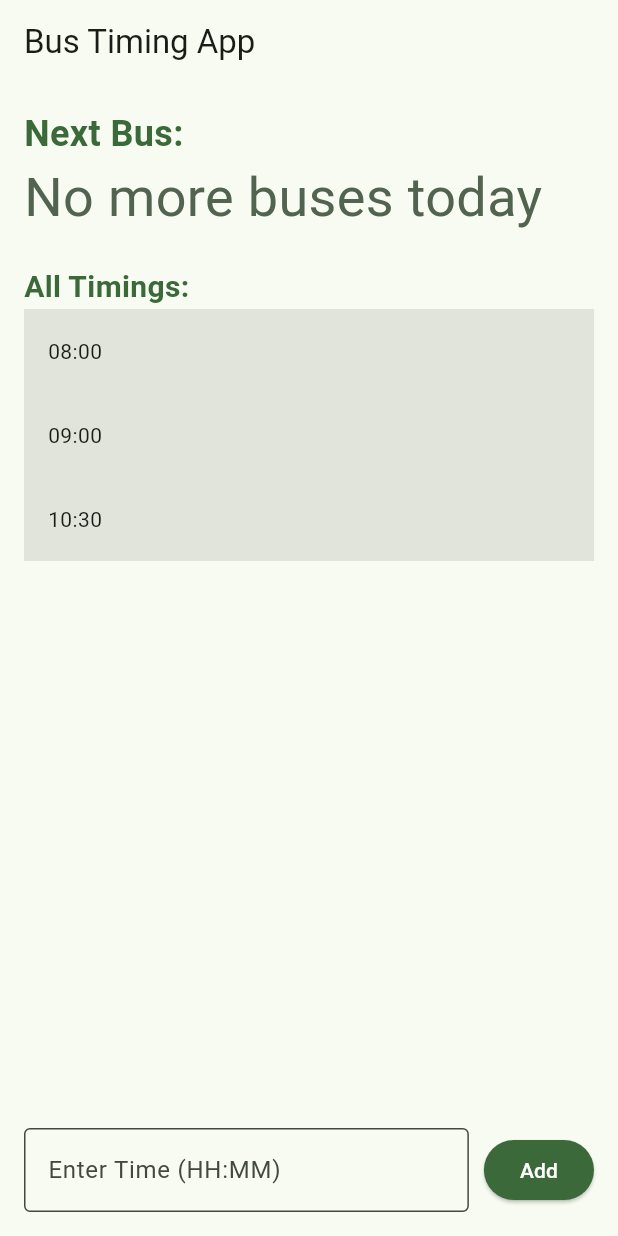
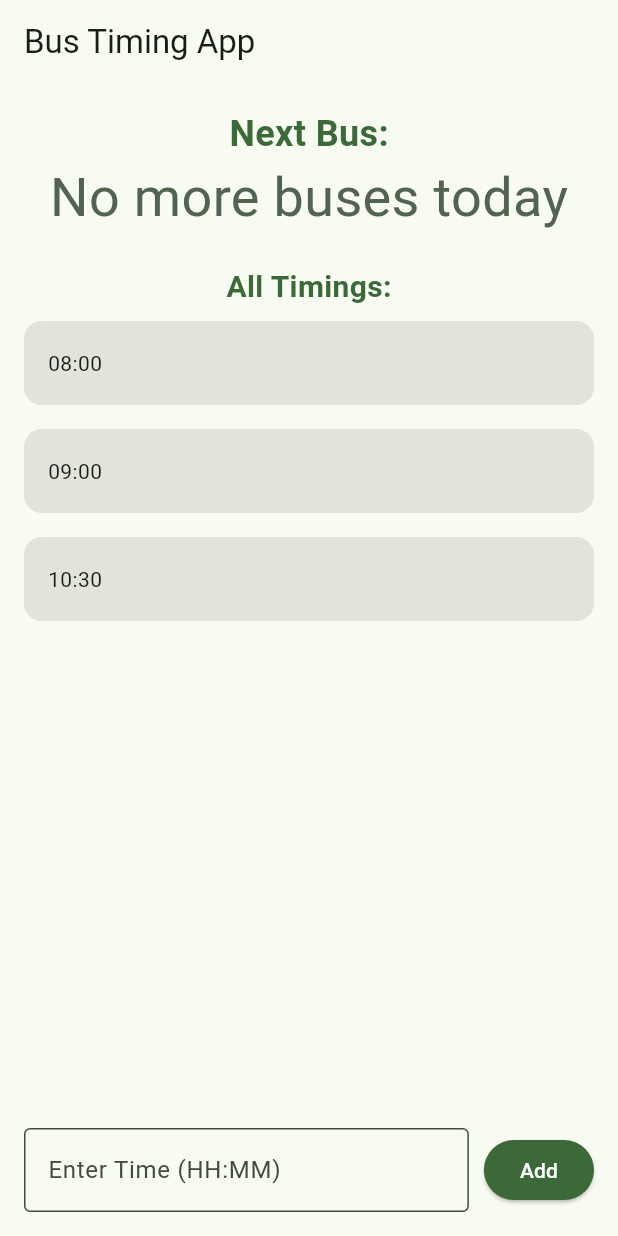
Before and after one commit to Sourish-Kanna/Next-Bus, a Flutter app: the screen it shows after launch, on a phone screen of 412 x 824 dp. Run offline on Flutter 3.47's test engine with Material 3 defaults, Android fonts, the light colour scheme and no system bars; drawn by our look-alikes of flutter_slidable.

Commit message:
Again basic layout tweaked now time to work on backend logic

```diff
--- a/lib/main.dart
+++ b/lib/main.dart
@@ -30,6 +30,7 @@ class BusTimingPage extends StatefulWidget {
 
 class _BusTimingPageState extends State<BusTimingPage> {
   List<String> busTimings = ["08:00", "09:00", "10:30"];
+  Set<int> swipedIndices = {};
   final TextEditingController _timeController = TextEditingController();
 
   String getNextBus() {
@@ -46,6 +47,7 @@ class _BusTimingPageState extends State<BusTimingPage> {
   void _deleteBusTiming(int index) {
     setState(() {
       busTimings.removeAt(index);
+      swipedIndices.remove(index);
     });
   }
 
@@ -101,7 +103,8 @@ class _BusTimingPageState extends State<BusTimingPage> {
       body: Padding(
         padding: const EdgeInsets.all(16.0),
         child: Column(
-          crossAxisAlignment: CrossAxisAlignment.stretch,
+          mainAxisAlignment: MainAxisAlignment.center,
+          // crossAxisAlignment: CrossAxisAlignment.stretch,
           children: [
             // Header Section
             Text(
@@ -134,35 +137,64 @@ class _BusTimingPageState extends State<BusTimingPage> {
               child: ListView.builder(
               itemCount: busTimings.length,
               itemBuilder: (context, index) {
-                  return Slidable(
+                bool isSwiped = swipedIndices.contains(index);
+                return Padding(
+                  padding: const EdgeInsets.symmetric(vertical: 8.0, horizontal: 0.0),
+                  child: Slidable(
                     key: ValueKey(busTimings[index]),
                     startActionPane: ActionPane(
                       motion: const DrawerMotion(),
                       children: [
                         SlidableAction(
-                          onPressed: (context) => _editBusTiming(index),
+                          onPressed: (context)  {
+                            setState(() {
+                              swipedIndices.add(index);
+                            });
+                            _deleteBusTiming(index);
+                          },
+                          backgroundColor: Colors.red,
+                          icon: Icons.delete,
+                          label: 'Delete',
+                          borderRadius: const BorderRadius.horizontal(left: Radius.circular(12)),
+                        ),
+                      ],
+                    ),
+                    endActionPane: ActionPane(
+                      motion: const DrawerMotion(),
+                      children: [
+                        SlidableAction(
+                          onPressed: (context) {
+                            setState(() {
+                              swipedIndices.add(index);
+                            });
+                            _editBusTiming(index);
+                          },
                           backgroundColor: Colors.blue,
                           icon: Icons.edit,
                           label: 'Edit',
-                        ),
-                        SlidableAction(
-                          onPressed: (context) => _deleteBusTiming(index),
-                          backgroundColor: Colors.red,
-                          icon: Icons.delete,
-                          label: 'Delete',
+                          borderRadius: const BorderRadius.horizontal(right: Radius.circular(12)),
                         ),
                       ],
                     ),
+                    child: Container(
+                      decoration: BoxDecoration(
+                        color: Theme.of(context).colorScheme.surfaceContainerHighest,
+                        borderRadius: isSwiped
+                            ? BorderRadius.zero // Not rounded when swiped
+                            : BorderRadius.circular(12), // Rounded when not swiped
+                      ),
                       child: ListTile(
-                      tileColor: Theme.of(context).colorScheme.surfaceContainerHighest,
                         title: Text(
                           busTimings[index],
                           style: Theme.of(context).textTheme.bodyMedium,
                         ),
                       ),
+                    ),
+                  ),
                 );
               },
             ),
+
       ),
 
             // Input Section
```
Lines whose indentation alone changed are shown as unchanged.
